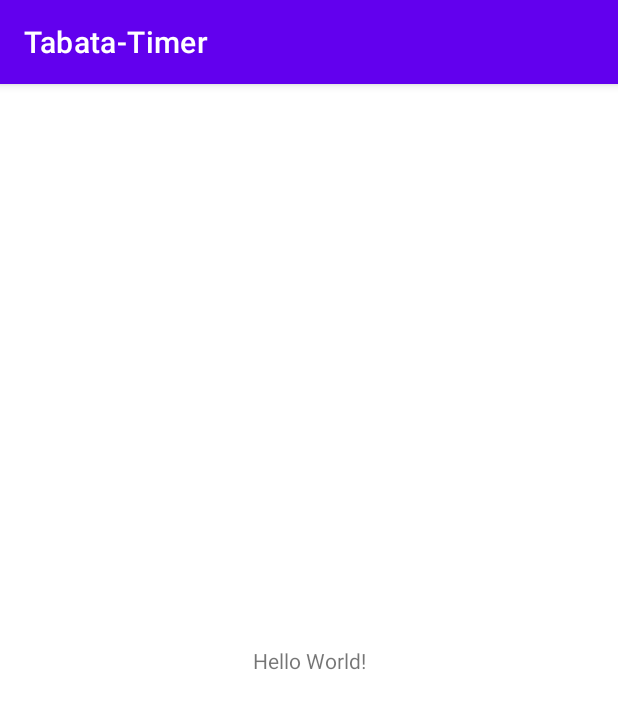
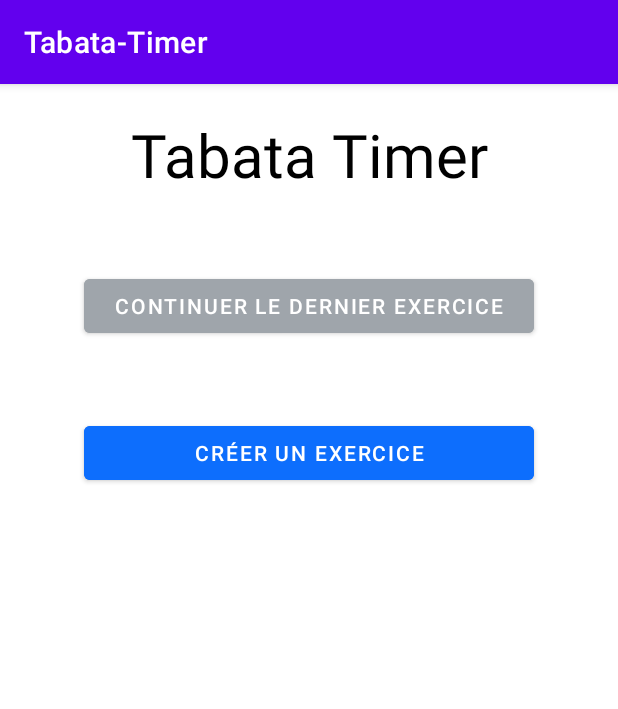
Before and after one commit to EthanGely/Tabata-Timer, an Android app: the screen it shows after launch (MainActivity before the commit, Tabata_Timer after it), on a phone screen of 412 x 824 dp. Shown: the top 709 px of the screen. Run offline under Robolectric (Android 15) with nearby library versions, the phone set to English and light mode, and no system bars.

Commit message:
First Push

```diff
--- a/app/src/main/AndroidManifest.xml
+++ b/app/src/main/AndroidManifest.xml
@@ -13,7 +13,7 @@
         android:theme="@style/Theme.TabataTimer"
         tools:targetApi="31">
         <activity
-            android:name=".MainActivity"
+            android:name=".Tabata_Timer"
             android:exported="true">
             <intent-filter>
                 <action android:name="android.intent.action.MAIN" />
--- /dev/null
+++ b/app/src/main/java/com/example/tabata_timer/Exercice.java
@@ -0,0 +1,75 @@
+package com.example.tabata_timer;
+
+import java.util.Date;
+import java.util.Map;
+
+public class Exercice {
+
+    ////////////////////Attributs//////////////
+    //Nom de l'exercice
+    private String nomExercice;
+
+    //Données sur l'exercice (variables ci-dessus)
+    private Map<String, Integer> sportExercice;
+
+    //Date de dernière modification/lancement
+    private Date lastModified;
+
+    //Données sur l'état (variables ci-dessus)
+    private Map<String, Integer> state;
+
+
+    ////////////////-- Constructeur --//////////////
+    public Exercice(String nomExercice, int tempsDeSport, int tempsDeRepos, int nombreDeRepetitions, int reposLong, int nombreDeSeances) {
+
+        //On ajoute le nom de l'exercice et ...
+        // ...les valeurs dans la map (la date de modif sera mise à jour automatiquement)
+        modifierExercice(nomExercice, tempsDeSport, tempsDeRepos, nombreDeRepetitions, reposLong, nombreDeSeances);
+
+
+        //L'exercice n'a jamais été lancé (modification automatique de la date)
+        saveProgression(0, 0);
+
+    }
+
+    ////////-- Getteur nom exercice (classique) --///////
+    public String getNomExercice() {
+        return nomExercice;
+    }
+    /////////////////////////////////////////////////////
+
+
+    ///-- Setteurs pour les temps d'exercice, de repos..., puis ajout dans l'array --///
+
+    public void modifierExercice(String nomExercice, int tempsDeSport, int tempsDeRepos, int nombreDeRepetitions, int reposLong, int nombreDeSeances) {
+        this.nomExercice = nomExercice;
+        this.sportExercice.put("temps de sport", tempsDeSport);
+        this.sportExercice.put("temps de repos", tempsDeRepos);
+        this.sportExercice.put("nombre de repetitions", nombreDeRepetitions);
+        this.sportExercice.put("repos long", reposLong);
+        this.sportExercice.put("nombre de seances", nombreDeSeances);
+        modificationDate();
+    }
+    /////////////////////////////////////////////////////////////////
+
+
+    //////////-- getteur pour les valeurs d'exercice --/////////////
+    public Map<String, Integer> getSportExercice() {
+        return this.sportExercice;
+    }
+    ////////////////////////////////////////////////////////////////
+
+
+    ////////-- setteur pour la date de modification/utilisation --//////
+    public void modificationDate() {
+        this.lastModified = new Date(System.currentTimeMillis());
+    }
+    /////////////////////////////////////////////////////////////////////
+
+    /////-- setteur pour la sauvegarde --///////////////
+    public void saveProgression(int numeroRepetition, int numeroSeance) {
+        this.state.put("numero repetition", 0);
+        this.state.put("numero seance", 0);
+        modificationDate();
+    }
+}
--- a/app/src/main/java/com/example/tabata_timer/MainActivity.java
+++ b/app/src/main/java/com/example/tabata_timer/Tabata_Timer.java
@@ -4,11 +4,11 @@ import androidx.appcompat.app.AppCompatActivity;
 
 import android.os.Bundle;
 
-public class MainActivity extends AppCompatActivity {
+public class Tabata_Timer extends AppCompatActivity {
 
     @Override
     protected void onCreate(Bundle savedInstanceState) {
         super.onCreate(savedInstanceState);
-        setContentView(R.layout.activity_main);
+        setContentView(R.layout.activity_tabata_timer);
     }
 }
--- a/app/src/main/res/layout/activity_main.xml
+++ /dev/null
@@ -1,18 +0,0 @@
-<?xml version="1.0" encoding="utf-8"?>
-<androidx.constraintlayout.widget.ConstraintLayout xmlns:android="http://schemas.android.com/apk/res/android"
-    xmlns:app="http://schemas.android.com/apk/res-auto"
-    xmlns:tools="http://schemas.android.com/tools"
-    android:layout_width="match_parent"
-    android:layout_height="match_parent"
-    tools:context=".MainActivity">
-
-    <TextView
-        android:layout_width="wrap_content"
-        android:layout_height="wrap_content"
-        android:text="Hello World!"
-        app:layout_constraintBottom_toBottomOf="parent"
-        app:layout_constraintEnd_toEndOf="parent"
-        app:layout_constraintStart_toStartOf="parent"
-        app:layout_constraintTop_toTopOf="parent" />
-
-</androidx.constraintlayout.widget.ConstraintLayout>
--- /dev/null
+++ b/app/src/main/res/layout/activity_tabata_timer.xml
@@ -0,0 +1,115 @@
+<?xml version="1.0" encoding="utf-8"?>
+<androidx.constraintlayout.widget.ConstraintLayout xmlns:android="http://schemas.android.com/apk/res/android"
+    xmlns:app="http://schemas.android.com/apk/res-auto"
+    xmlns:tools="http://schemas.android.com/tools"
+    android:id="@+id/main"
+    android:layout_width="match_parent"
+    android:layout_height="match_parent"
+    tools:context=".Tabata_Timer">
+
+
+    <androidx.constraintlayout.widget.ConstraintLayout
+        android:layout_width="match_parent"
+        android:layout_height="wrap_content"
+        app:layout_constraintEnd_toEndOf="parent"
+        app:layout_constraintStart_toStartOf="parent"
+        app:layout_constraintTop_toTopOf="parent"
+        android:layout_marginRight="20dp"
+        android:layout_marginLeft="20dp">
+
+        <TextView
+            android:id="@+id/welcome"
+            android:layout_width="match_parent"
+            android:layout_height="wrap_content"
+            android:layout_marginTop="20sp"
+            android:text="Tabata Timer"
+            android:textAlignment="center"
+            android:textColor="@color/black"
+            android:textSize="40sp"
+            app:layout_constraintEnd_toEndOf="parent"
+            app:layout_constraintStart_toStartOf="parent"
+            app:layout_constraintTop_toTopOf="parent" />
+
+
+        <Button
+            android:id="@+id/resumeWorkout"
+            android:layout_width="300sp"
+            android:layout_height="wrap_content"
+            android:layout_gravity="center"
+            android:layout_marginTop="50dp"
+            android:onClick="onResumeLastWorkout"
+            android:text="Continuer le dernier exercice"
+            app:layout_constraintEnd_toEndOf="parent"
+            app:layout_constraintStart_toStartOf="parent"
+            app:layout_constraintTop_toBottomOf="@+id/welcome"
+            android:backgroundTint="@color/grey"
+            android:clickable="false"
+            />
+
+        <Button
+            android:id="@+id/createWorkout"
+            android:layout_width="300sp"
+            android:layout_height="wrap_content"
+            android:layout_gravity="center"
+            android:layout_marginTop="50dp"
+            android:onClick="onCreateWorkout"
+            android:text="Créer un exercice"
+            app:layout_constraintEnd_toEndOf="parent"
+            app:layout_constraintStart_toStartOf="parent"
+            app:layout_constraintTop_toBottomOf="@+id/resumeWorkout"
+            android:backgroundTint="@color/blue"
+            />
+
+
+        <ScrollView
+
+            android:layout_width="match_parent"
+            android:layout_height="match_parent"
+            app:layout_constraintStart_toEndOf="parent"
+            app:layout_constraintTop_toBottomOf="parent">
+
+            <androidx.constraintlayout.widget.ConstraintLayout
+                android:layout_width="match_parent"
+                android:layout_height="wrap_content"
+                android:layout_marginLeft="20dp"
+                android:layout_marginRight="20dp"
+                android:isScrollContainer="true"
+                app:layout_constraintStart_toStartOf="parent"
+                app:layout_constraintTop_toTopOf="parent">
+
+                <LinearLayout
+                    android:layout_width="match_parent"
+                    android:layout_height="wrap_content"
+                    android:orientation="horizontal"
+                    android:isScrollContainer="true"
+                    app:layout_constraintEnd_toEndOf="parent"
+                    app:layout_constraintStart_toStartOf="parent"
+                    app:layout_constraintTop_toTopOf="parent">
+
+                    <TextView
+                        android:id="@+id/welcome2"
+                        android:layout_width="match_parent"
+                        android:layout_height="wrap_content"
+                        android:layout_marginTop="20sp"
+                        android:background="@color/black"
+                        android:text="WORKING"
+                        android:textAlignment="center"
+                        android:textColor="@color/white"
+                        android:textSize="40sp"
+                        app:layout_constraintEnd_toEndOf="parent"
+                        app:layout_constraintStart_toStartOf="parent"
+                        app:layout_constraintTop_toTopOf="parent"
+                        android:visibility="visible"/>
+
+                </LinearLayout>
+
+
+            </androidx.constraintlayout.widget.ConstraintLayout>
+
+        </ScrollView>
+
+
+    </androidx.constraintlayout.widget.ConstraintLayout>
+
+
+</androidx.constraintlayout.widget.ConstraintLayout>
--- a/app/src/main/res/values/colors.xml
+++ b/app/src/main/res/values/colors.xml
@@ -7,4 +7,10 @@
     <color name="teal_700">#FF018786</color>
     <color name="black">#FF000000</color>
     <color name="white">#FFFFFFFF</color>
+    <color name="blue">#0d6efd</color>
+    <color name="grey">#9fa5ab</color>
+    <color name="orange">#a87f05</color>
+    <color name="green">#198754</color>
+    <color name="drkGrey">#575757</color>
+    <color name="transparentGrey">#BF000000</color>
 </resources>
```
